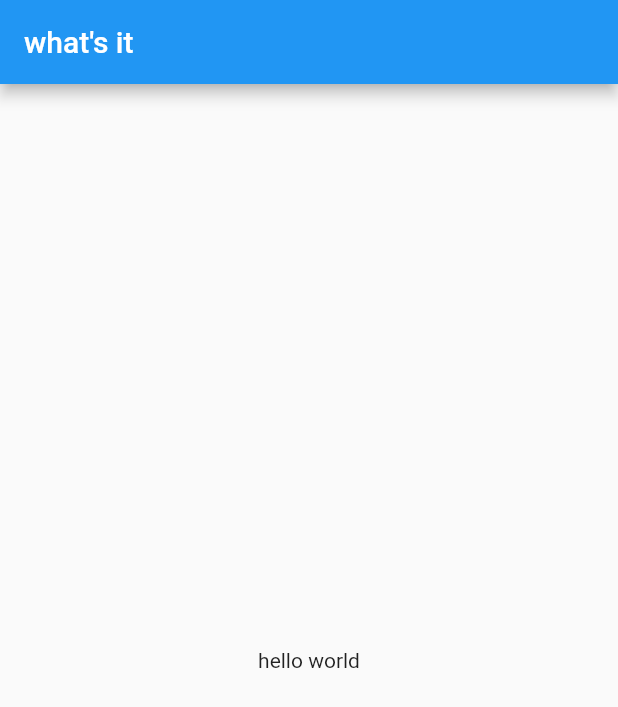
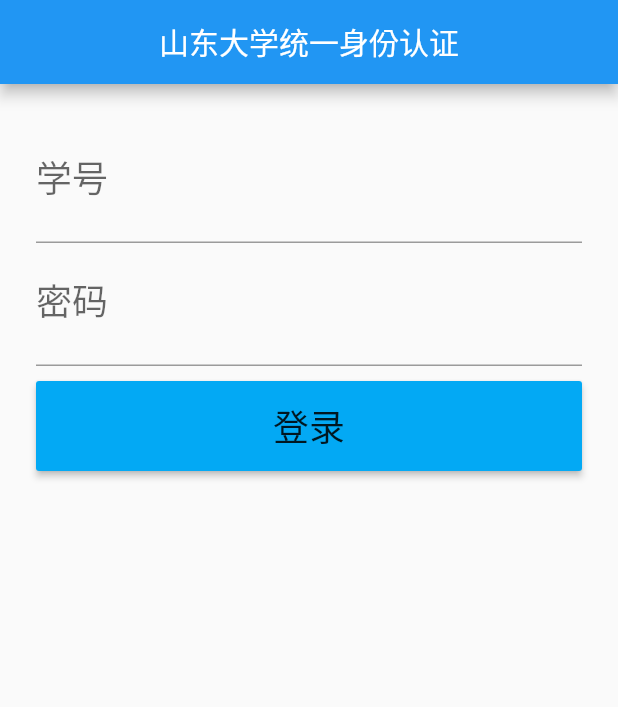
Before and after one commit to MinghaoKong/classroom, a Flutter app: the screen it shows after launch, on a phone screen of 412 x 824 dp. Shown: the top 707 px of the screen. Run offline on Flutter 3.47's test engine with Material 2 defaults, Android fonts, the phone set to English and light mode, and no system bars.

Commit message:
登录界面

```diff
--- a/lib/main.dart
+++ b/lib/main.dart
@@ -1,21 +1,156 @@
+import 'dart:io';
+
+import 'package:classroom/classroom.dart';
 import 'package:flutter/material.dart';
 
-void main () => runApp(new Homepage());
+void main () {
+  runApp(new MaterialApp(
+    home: new Prepare(),
+  ));
+  sleep(Duration(milliseconds: 100));
+  runApp(new MaterialApp(
+    title: "自习室",
+    home: new Homepage(),
+  ));
 
-class Homepage extends StatelessWidget { //绘制主界面以及登陆界面
+}
+
+class Prepare extends StatelessWidget {
   @override
   Widget build(BuildContext context) {
+    return Align(
 
-    return new MaterialApp(
-      title: "welcome to flutter",
-      home: new Scaffold(
-        appBar: new AppBar(
-          title: new Text("what's it"),
-        ),
-        body: new Center(
-          child: new Text("hello world"),
-        ),
+      child: Column(
+        children: <Widget>[
+          Container(
+            decoration:BoxDecoration(
+                image: DecorationImage(
+                    image: AssetImage('images/sdu.jpg')
+                )
+            ),
+          )
+        ],
       ),
     );
   }
 }
+
+class Homepage extends StatelessWidget { //绘制主界面准备界面
+  String sno;
+  String password;
+  TextEditingController _snoTextEditingController = TextEditingController();
+  TextEditingController _passwordTextEditingController = TextEditingController();
+  var _scaffoldUpdateKey = new GlobalKey<ScaffoldState>();
+  @override
+  Widget build(BuildContext context)
+  {
+    return new MaterialApp(
+      title: "自习室查询",
+      routes: {
+        "Classroom" : (BuildContext context)  => Classroom(),
+      },
+      home: Scaffold(
+        key: _scaffoldUpdateKey,
+          appBar: AppBar(
+            centerTitle: true,
+            title: Text("山东大学统一身份认证"),
+          ),
+          body:
+          Container(
+            margin: EdgeInsets.all(24.0),
+            child: Column(
+              children: <Widget>[
+                Row(
+                  children: <Widget>[
+//                    Text(
+//                      "学号",
+//                      style: TextStyle(
+//                        fontSize: 24,
+//                      ),
+//                    ),
+                    Expanded(
+                        child: TextField( //输入学号
+                          controller: _snoTextEditingController,
+                          textInputAction: TextInputAction.done,
+                          decoration: InputDecoration(
+                            labelText:"学号",
+                            labelStyle: TextStyle(
+                              fontSize: 24,
+                            ),
+                            hintText:"请输入学号",
+                            hintStyle: TextStyle(
+                              fontSize: 24,
+                            ),
+                          ),
+                          keyboardType: TextInputType.number,
+                        ),
+                    )
+                  ],
+                ),
+
+                Row(
+                  children: <Widget>[
+
+//                    Text(
+//                      "密码",
+//                      style: TextStyle(
+//                        fontSize: 24,
+//                      ),
+//                    ),
+                    Expanded(
+                        child:TextField( //输入密码
+                          controller: _passwordTextEditingController,
+                          obscureText: true,
+                          textInputAction: TextInputAction.done,
+                          decoration: InputDecoration(
+                            labelText:"密码",
+                            labelStyle: TextStyle(
+                              fontSize: 24,
+                            ),
+                            hintText:"请输入密码",
+                            hintStyle: TextStyle(
+                              fontSize: 24,
+                            ),
+                          ),
+                        )
+                    ),
+                  ],
+                ),
+                Container(
+                 margin: EdgeInsets.fromLTRB(0, 10, 0, 0),
+                    child:MaterialButton( //登陆按钮
+                      textTheme: ButtonTextTheme.normal,
+                      onPressed: () { //从服务器获取比对结果，判断是否登陆成功
+                        bool isUser = false;
+//                        print(_snoTextEditingController.text);
+                        if (_passwordTextEditingController.text.length != 0 && _snoTextEditingController.text.length != 0) {
+                          sno=_snoTextEditingController.text;
+                          password=_passwordTextEditingController.text;
+                          if (sno == "201900301053" && password == "kmh") {
+                            Navigator.of(context).pushNamed("Classroom");//跳转至查询界面
+                          }
+                        } else {
+                         SnackBar snakeBar = SnackBar(content: Text("用户名或密码不能为空"),
+                          backgroundColor: Colors.blue,
+                           duration: Duration(milliseconds: 1600),
+                          );
+                          _scaffoldUpdateKey.currentState.showSnackBar(snakeBar);
+                        }
+                      },
+                      child: Text(
+                        "登录",
+                        style: TextStyle(
+                            fontSize: 24
+                        ),),
+                      minWidth: double.infinity,
+                      height: 60,
+                      color: Colors.lightBlue,
+                    )
+                )
+              ],
+            ),
+          )
+      ),
+    );
+    }
+}
--- a/pubspec.yaml
+++ b/pubspec.yaml
@@ -39,7 +39,8 @@ flutter:
   # included with your application, so that you can use the icons in
   # the material Icons class.
   uses-material-design: true
-
+  assets:
+    - images/sdu.jpg
   # To add assets to your application, add an assets section, like this:
   # assets:
   #  - images/a_dot_burr.jpeg
```
Also changed, not shown: lib/classroom.dart (added, +35 -0 lines), background/sdu.jpg (added), images/sdu.jpg (added), pubspec.lock.
